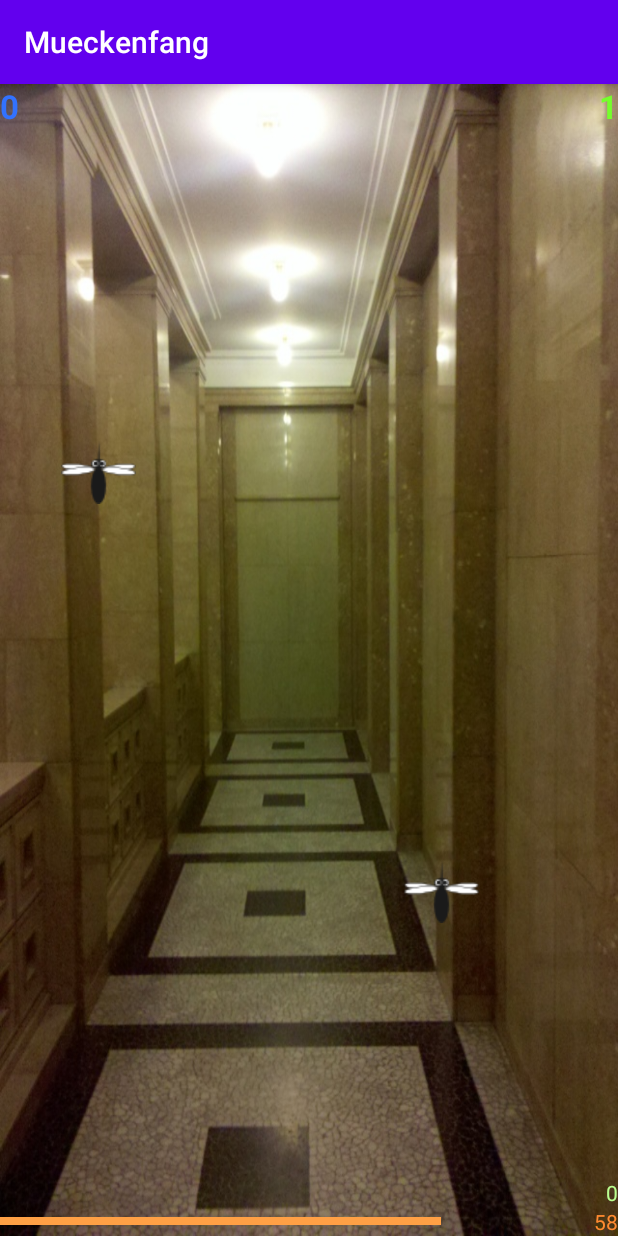
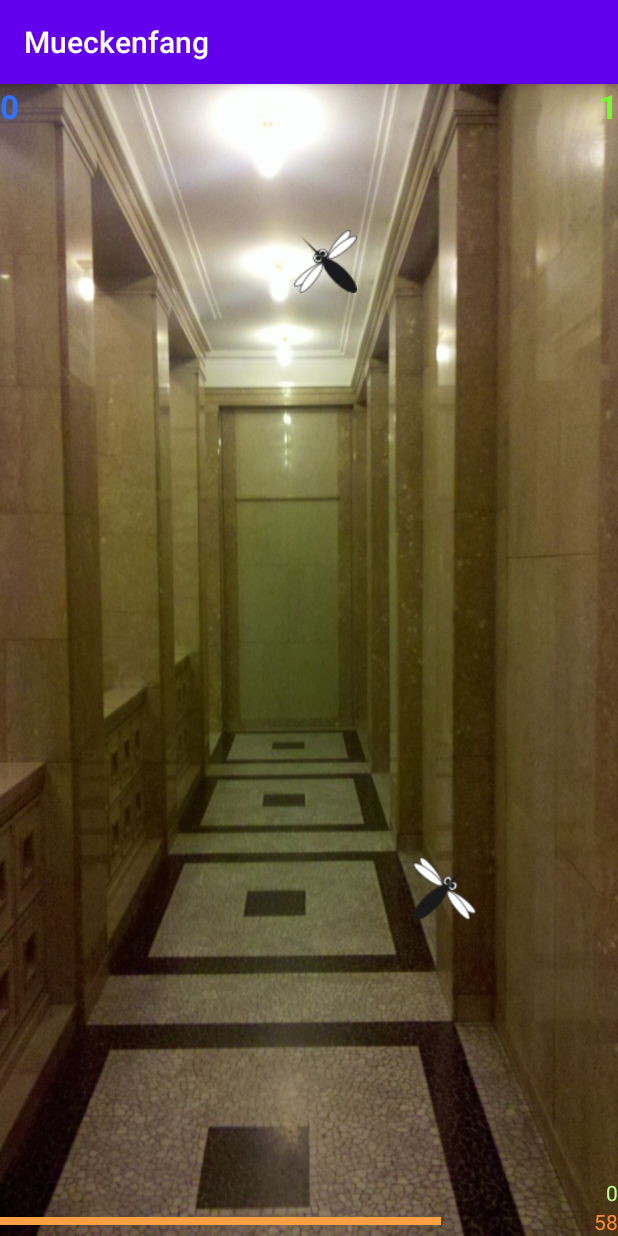
Before and after one commit to Martin-Langenbacher/mueckenfangApp, an Android app: the screen it shows after launch (GameActivity), after a tap on "START", on a phone screen of 412 x 824 dp. Run offline under Robolectric (Android 15) with nearby library versions, the phone set to English and light mode, and no system bars.

Commit message:
Mücken fliegen

```diff
--- a/app/src/main/java/de/androidnewcomer/mueckenfang/GameActivity.java
+++ b/app/src/main/java/de/androidnewcomer/mueckenfang/GameActivity.java
@@ -23,6 +23,14 @@ public class GameActivity extends AppCompatActivity implements View.OnClickListe
     private static final long HOECHSTALTER_MS = 2000;
     public static final int DELAY_MILLIS = 100;
     public static final int ZEITSCHEIBEN = 600;
+    private static final int MUECKEN_BILDER[][] = {
+            {R.drawable.muecke_nw, R.drawable.muecke_n, R.drawable.muecke_no},
+            {R.drawable.muecke_w,  R.drawable.muecke,   R.drawable.muecke_o},
+            {R.drawable.muecke_sw, R.drawable.muecke_s, R.drawable.muecke_so}};
+    private static final String HIMMELSRICHTUNGEN[][] = {
+            {"nw", "n", "no"},
+            {"w",  "", "o"},
+            {"sw", "s", "so"}};
     private int punkte;
     private int runde;
     private int gefangeneMuecken;
@@ -88,6 +96,7 @@ public class GameActivity extends AppCompatActivity implements View.OnClickListe
             }
         }
         mueckenVerschwinden();
+        mueckenBewegen();
         bildschirmAktualisieren();
         if(!pruefeSpielende()) {
             if(!pruefeRundenende()) {
@@ -96,6 +105,7 @@ public class GameActivity extends AppCompatActivity implements View.OnClickListe
         }
     }
 
+
     private boolean pruefeRundenende() {
         if(gefangeneMuecken >= muecken) {
             starteRunde();
@@ -103,6 +113,7 @@ public class GameActivity extends AppCompatActivity implements View.OnClickListe
         }
         return false;
     }
+
 
     private void starteRunde() {
         runde = runde +1;
@@ -113,6 +124,7 @@ public class GameActivity extends AppCompatActivity implements View.OnClickListe
         handler.postDelayed(this, 1000);
     }
 
+
     private boolean pruefeSpielende() {
         if(zeit == 0 && gefangeneMuecken < muecken) {
             gameOver();
@@ -121,12 +133,30 @@ public class GameActivity extends AppCompatActivity implements View.OnClickListe
         return false;
     }
 
+
     private void gameOver() {
         Dialog dialog = new Dialog(this, android.R.style.Theme_Translucent_NoTitleBar_Fullscreen);
         dialog.setContentView(R.layout.gameover);
         dialog.show();
         spielLaeuft = false;
     }
+
+
+    private void mueckenBewegen() {
+        int nummer=0;
+        while(nummer < spielbereich.getChildCount()) {
+            ImageView muecke = (ImageView) spielbereich.getChildAt(nummer);
+            int vx = (Integer) muecke.getTag(R.id.vx);
+            int vy = (Integer) muecke.getTag(R.id.vy);
+            // und nun bewegen...
+            FrameLayout.LayoutParams params = (android.widget.FrameLayout.LayoutParams) muecke.getLayoutParams();
+            params.leftMargin += vx*runde;
+            params.topMargin += vy*runde;
+            muecke.setLayoutParams(params);
+            nummer++;
+        }
+    }
+
 
     private void mueckenVerschwinden() {
         int nummer=0;
@@ -142,6 +172,7 @@ public class GameActivity extends AppCompatActivity implements View.OnClickListe
         }
     }
 
+
     private void eineMueckeAnzeigen() {
         int breite = spielbereich.getWidth();
         int hoehe  = spielbereich.getHeight();
@@ -150,21 +181,55 @@ public class GameActivity extends AppCompatActivity implements View.OnClickListe
         int links = zufallsgenerator.nextInt(breite - muecke_breite );
         int oben = zufallsgenerator.nextInt(hoehe - muecke_hoehe);
 
+        // Mücke erzeugen
         ImageView muecke = new ImageView(this);
-        muecke.setImageResource(R.drawable.muecke);
         muecke.setOnClickListener(this);
         muecke.setTag(R.id.geburtsdatum, new Date());
 
+        // Bewegungsvektor erzeugen
+        int vx;
+        int vy;
+        do {
+            vx = zufallsgenerator.nextInt(3)-1;
+            vy = zufallsgenerator.nextInt(3)-1;
+        } while(vx==0 && vy==0);
+
+        muecke.setTag(R.id.vx, new Integer(vx));
+        muecke.setTag(R.id.vy, new Integer(vy));
+        // wir hängen die Geschwindigkeit als Tag an die Mücke, genau wie das Geburtsdatum.
+
+        setzeBild(muecke, vx, vy);
+
+        // Geschwindigkeitskorrektur für schräge Mücken
+        double faktor = 1.0;
+        if(vx != 0 && vy != 0) {
+            faktor = 0.70710678;
+        }
+
+        vx = (int) Math.round(massstab*faktor*vx);
+        vy = (int) Math.round(massstab*faktor*vy);
+
+        // Mücke anzeigen
         FrameLayout.LayoutParams params = new FrameLayout.LayoutParams(muecke_breite, muecke_hoehe);
         params.leftMargin = links;
         params.topMargin = oben;
         params.gravity = Gravity.TOP + Gravity.LEFT;
-
         spielbereich.addView(muecke, params);
 
+        // Summen starten
         mediaPlayer.seekTo(0);
         mediaPlayer.start();
     }
+
+
+    private void setzeBild(ImageView muecke, int vx, int vy) {
+        // setzen des richtigen Bildes mit dem zweidimensionalen Array
+        muecke.setImageResource(MUECKEN_BILDER[vy+1][vx+1]);
+
+        // alternativ: setzen über Himmelsrichtungen und Bildname
+        //muecke.setImageResource(getResources().getIdentifier("muecke_"+HIMMELSRICHTUNGEN[vy+1][vx+1], "drawable", getPackageName()));
+    }
+
 
     @Override
     public void onClick(View muecke) {
@@ -227,6 +292,7 @@ public class GameActivity extends AppCompatActivity implements View.OnClickListe
 
         }
 
+
         // 5) Wenn wir jetzt in der Methode onAnimationEnd() die muecke einfach aus dem Spielbereich entfernen, knallt es früher oder später: Animation und Bildschirmaufbau sind nämlich nicht synchronisiert.
         // --> Es kann passieren, dass Sie die Mücke entfernen, während Android gerade versucht, sie zu zeichnen. Das Resultat wäre ein Crash. Darum müssen wir über den Handler gehen.
         @Override
@@ -244,8 +310,6 @@ public class GameActivity extends AppCompatActivity implements View.OnClickListe
         // 7) Vorteil: Das fragliche Objekt muecke ist der anonymen Klasse bekannt, weil sie einen innere Klasse von MueckeAnimationListener ist, die über die richtige Referenz verfügt.
 
 
-
-
         @Override
         public void onAnimationRepeat(Animation animation) {
 
--- a/app/src/main/res/values/ids.xml
+++ b/app/src/main/res/values/ids.xml
@@ -1,4 +1,6 @@
 <?xml version="1.0" encoding="utf-8"?>
 <resources>
     <item name="geburtsdatum" type="id" />
+    <item name="vx" type="id" />
+    <item name="vy" type="id" />
 </resources>
```
